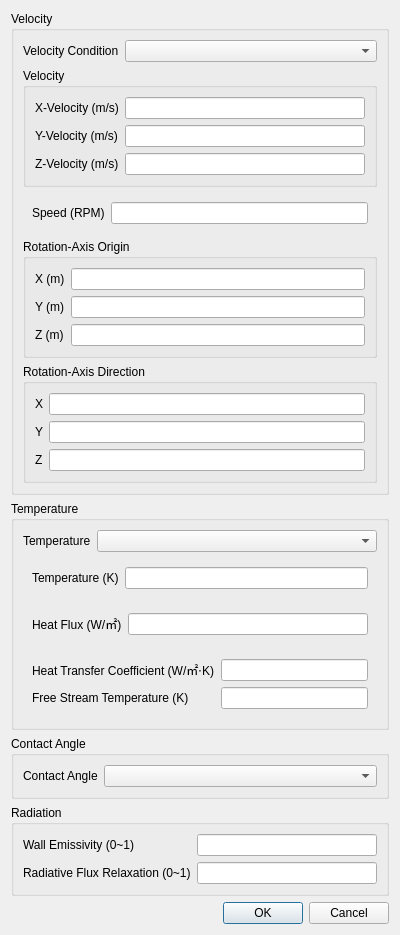
This is view/setup/boundary_conditions/wall_dialog.ui in nextfoam/baram as Qt 5 draws it before an edit. The edited form follows.
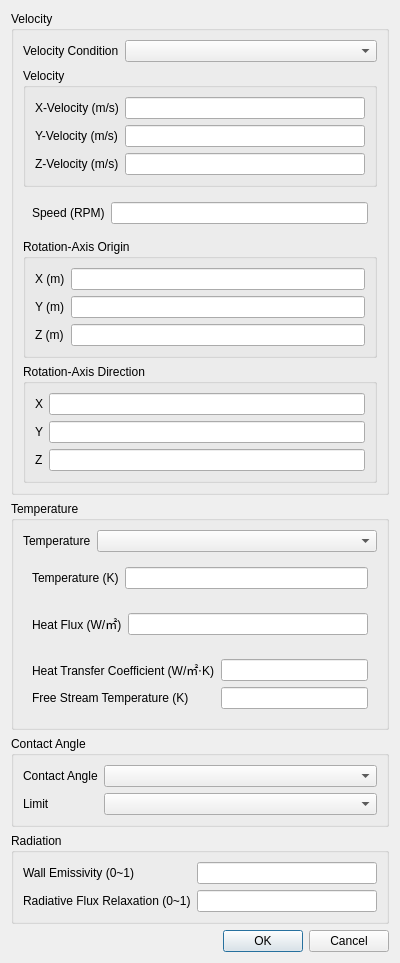
This is the edited form.

Diff of the .ui file:
```diff
--- a/view/setup/boundary_conditions/wall_dialog.ui
+++ b/view/setup/boundary_conditions/wall_dialog.ui
@@ -7,7 +7,7 @@
     <x>0</x>
     <y>0</y>
     <width>400</width>
-    <height>906</height>
+    <height>932</height>
    </rect>
   </property>
   <property name="minimumSize">
@@ -447,6 +447,16 @@
             <item row="0" column="1">
              <widget class="QComboBox" name="contactAngleModel"/>
             </item>
+            <item row="1" column="0">
+             <widget class="QLabel" name="contactAngleLimitLabel">
+              <property name="text">
+               <string>Limit</string>
+              </property>
+             </widget>
+            </item>
+            <item row="1" column="1">
+             <widget class="QComboBox" name="contactAngleLimit"/>
+            </item>
            </layout>
           </widget>
          </item>
```
Left out of the diff: 2 changed lines with no effect on the pictures.
